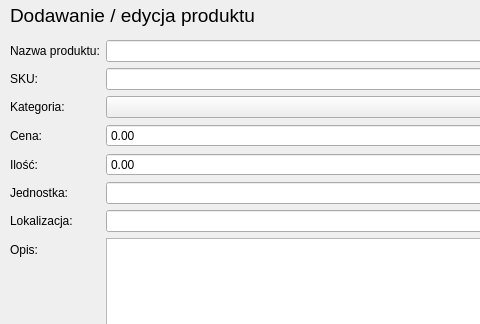
LukasZaw/company-manager-qt, file src/ui/productdialog.ui: the form before one commit; both pictures show x 0 to 480 and y 0 to 324 of the 600 by 420 pixel window.
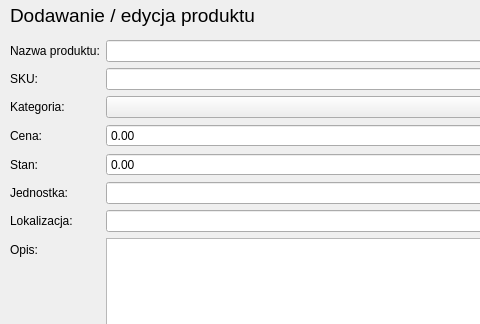
The form after the commit.

What changed in the file:
```diff
--- a/src/ui/productdialog.ui
+++ b/src/ui/productdialog.ui
@@ -84,7 +84,7 @@
     <item row="4" column="0">
      <widget class="QLabel" name="label_quantity">
       <property name="text">
-       <string>Ilość:</string>
+         <string>Stan:</string>
       </property>
      </widget>
     </item>
```
